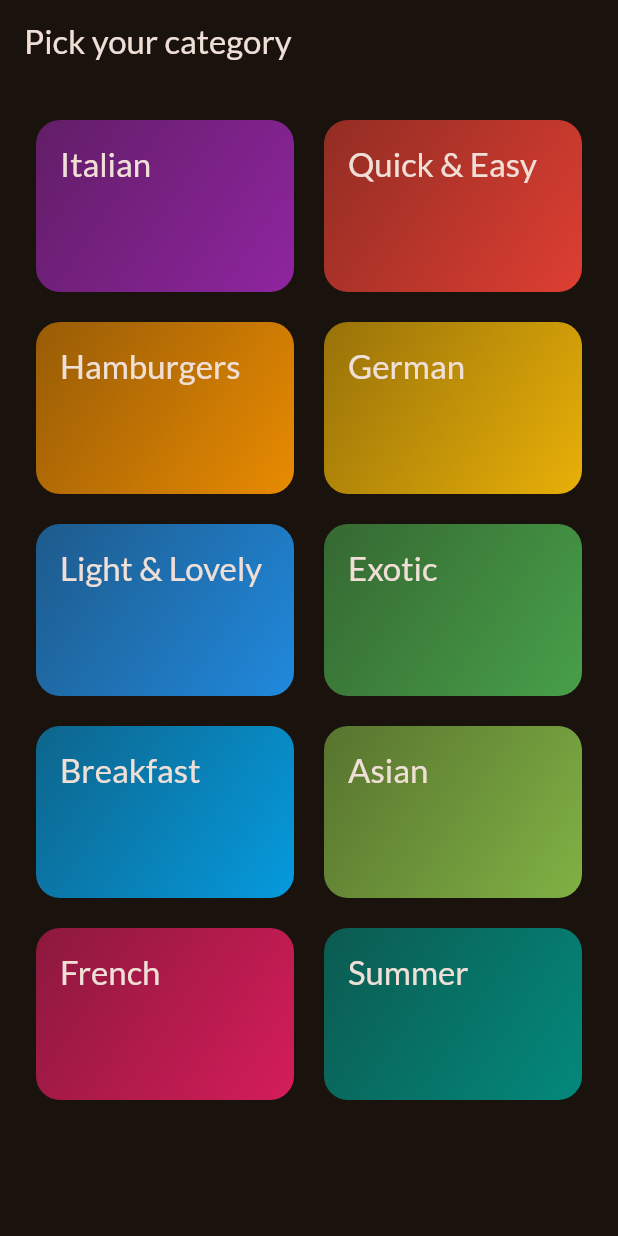
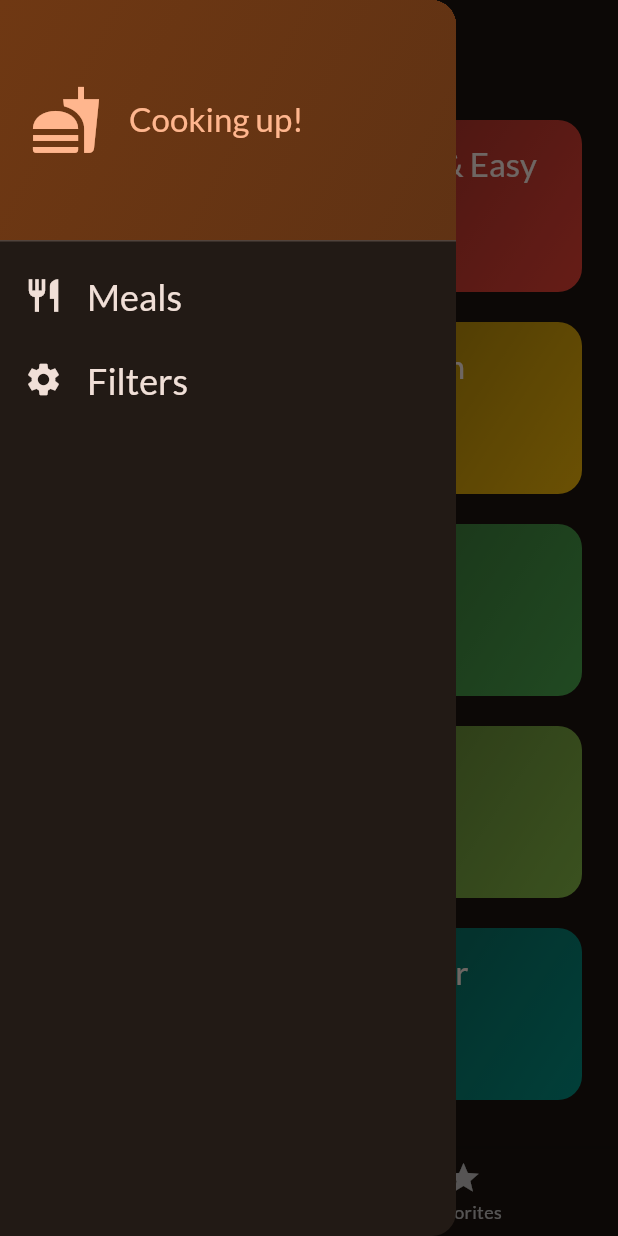
Before and after one commit to howard-kim/meals_app, a Flutter app: the screen it shows after launch, with the side drawer open (before the commit the screen has no drawer), on a phone screen of 412 x 824 dp. Run offline on Flutter 3.47's test engine with Material 2 defaults, Android fonts, the phone set to English and light mode, and no system bars; our stand-ins replace google_fonts, transparent_image.

Commit message:
일단 완성함

```diff
--- a/lib/main.dart
+++ b/lib/main.dart
@@ -1,7 +1,8 @@
 import 'package:flutter/material.dart';
 
 import 'package:google_fonts/google_fonts.dart';
-import 'package:meals/screens/categories.dart';
+
+import 'package:meals/screens/tabs.dart';
 
 final theme = ThemeData(
   useMaterial3: true,
@@ -21,6 +22,9 @@ class App extends StatelessWidget {
 
   @override
   Widget build(BuildContext context) {
-    return MaterialApp(theme: theme, home: const CategoriesScreen());
+    return MaterialApp(
+      theme: theme,
+      home: const TabsScreen(),
+    );
   }
 }
--- a/lib/screens/categories.dart
+++ b/lib/screens/categories.dart
@@ -1,35 +1,41 @@
 import 'package:flutter/material.dart';
 import 'package:meals/data/dummy_data.dart';
 import 'package:meals/models/category.dart';
+import 'package:meals/models/meal.dart';
 import 'package:meals/screens/meals.dart';
 import 'package:meals/widgets/category_grid_item.dart';
 
 class CategoriesScreen extends StatelessWidget {
-  const CategoriesScreen({super.key});
+  const CategoriesScreen(
+      {super.key,
+      required this.onToggleFavorite,
+      required this.availableMeals});
+
+  final void Function(Meal meal) onToggleFavorite;
+  final List<Meal> availableMeals;
 
   void _selectCategory(BuildContext context, Category category) {
     // Navigator.pop(context); 화면 스택임
     // Navigator.of(context).push(route);
-    final filteredMeals = dummyMeals
+    final filteredMeals = availableMeals
         .where((meal) => meal.categories.contains(category.id))
         .toList();
 
     Navigator.push(
       context,
       MaterialPageRoute(
-        builder: (context) =>
-            MealsScreen(title: category.title, meals: filteredMeals),
+        builder: (context) => MealsScreen(
+          title: category.title,
+          meals: filteredMeals,
+          onToggleFavorite: onToggleFavorite,
+        ),
       ),
     );
   }
 
   @override
   Widget build(BuildContext context) {
-    return Scaffold(
-      appBar: AppBar(
-        title: const Text("Pick your category"),
-      ),
-      body: GridView(
+    return GridView(
       padding: const EdgeInsets.all(24),
       gridDelegate: const SliverGridDelegateWithFixedCrossAxisCount(
         crossAxisCount: 2,
@@ -47,7 +53,6 @@ class CategoriesScreen extends StatelessWidget {
             },
           )
       ],
-      ),
     );
   }
 }
--- /dev/null
+++ b/lib/screens/tabs.dart
@@ -0,0 +1,134 @@
+import 'package:flutter/material.dart';
+import 'package:meals/data/dummy_data.dart';
+import 'package:meals/models/meal.dart';
+import 'package:meals/screens/categories.dart';
+import 'package:meals/screens/filters.dart';
+import 'package:meals/screens/meals.dart';
+import 'package:meals/widgets/main_drawer.dart';
+
+const kInitialFilters = {
+  Filter.glutenFree: false,
+  Filter.lactoseFree: false,
+  Filter.vegetarian: false,
+  Filter.vegan: false
+};
+
+class TabsScreen extends StatefulWidget {
+  const TabsScreen({super.key});
+
+  @override
+  State<TabsScreen> createState() {
+    return _TabScreenState();
+  }
+}
+
+class _TabScreenState extends State<TabsScreen> {
+  int _selectedPageIndex = 0;
+  final List<Meal> _favoriteMeals = [];
+  Map<Filter, bool> _selectedFilters = kInitialFilters;
+
+  void _shoeInfoMessage(String message) {
+    ScaffoldMessenger.of(context).clearSnackBars();
+    ScaffoldMessenger.of(context).showSnackBar(SnackBar(
+      content: Text(message),
+    ));
+  }
+
+  void _toggleMealFavoriteStatus(Meal meal) {
+    final isExisting = _favoriteMeals.contains(meal); //안에 있나 없나 확인하는거!
+
+    if (isExisting) {
+      setState(() {
+        _favoriteMeals.remove(meal);
+      });
+      _shoeInfoMessage('Meal is no longer favorite');
+    } else {
+      setState(() {
+        _favoriteMeals.add(meal);
+      });
+      _shoeInfoMessage('Maked as a favorite!');
+    }
+  }
+
+  void _selectPage(int index) {
+    setState(() {
+      _selectedPageIndex = index;
+    });
+  }
+
+  void _setScreen(String identifier) async {
+    Navigator.of(context).pop();
+    if (identifier == 'filters') {
+      final result = await Navigator.of(context).push<Map<Filter, bool>>(
+        //push<>이것을 통해 미래에 반환 받을 값의 정보를 알려주는 것! 필터 상태 알려줘야하잖아!
+        //pushReplacement하면 스택에서 지우면서 들어가서 뒤로가기 버튼을 눌르면 뒤로갈 화면이 없어서 앱에서 나가질거임!
+        MaterialPageRoute(
+          builder: (context) => FiltersScreen(
+            currentFilters: _selectedFilters,
+          ),
+        ),
+      );
+      setState(() {
+        _selectedFilters =
+            result ?? kInitialFilters; //??하면 null이면 ?? 뒤에 정의된 걸로 해버림.
+      });
+
+      //print(result);
+    }
+  }
+
+  @override
+  Widget build(BuildContext context) {
+    final availableMeals = dummyMeals.where((meal) {
+      if (_selectedFilters[Filter.glutenFree]! && !meal.isGlutenFree) {
+        return false;
+      }
+      if (_selectedFilters[Filter.lactoseFree]! && !meal.isLactoseFree) {
+        return false;
+      }
+      if (_selectedFilters[Filter.vegetarian]! && !meal.isVegetarian) {
+        return false;
+      }
+      if (_selectedFilters[Filter.vegan]! && !meal.isVegan) {
+        return false;
+      }
+      return true;
+    }).toList();
+
+    Widget activePage = CategoriesScreen(
+      onToggleFavorite: _toggleMealFavoriteStatus,
+      availableMeals: availableMeals,
+    );
+    var activePageTitle = 'Categories';
+
+    if (_selectedPageIndex == 1) {
+      activePage = MealsScreen(
+        meals: _favoriteMeals,
+        onToggleFavorite: _toggleMealFavoriteStatus,
+      );
+      activePageTitle = 'Your Favorites';
+    }
+
+    return Scaffold(
+      appBar: AppBar(
+        title: Text(activePageTitle),
+      ),
+      drawer: MainDrawer(onSelectScreen: _setScreen),
+      body: activePage,
+      bottomNavigationBar: BottomNavigationBar(
+        onTap: _selectPage,
+        currentIndex: _selectedPageIndex,
+        items: const [
+          BottomNavigationBarItem(
+            icon: Icon(Icons.set_meal),
+            label: 'Categories',
+          ),
+          BottomNavigationBarItem(
+            icon: Icon(Icons.star),
+            label: 'Favorites',
+          ),
+        ],
+      ),
+    );
+  }
+}
--- /dev/null
+++ b/lib/widgets/main_drawer.dart
@@ -0,0 +1,79 @@
+import 'package:flutter/material.dart';
+
+class MainDrawer extends StatelessWidget {
+  const MainDrawer({super.key, required this.onSelectScreen});
+
+  final void Function(String identifier) onSelectScreen;
+
+  @override
+  Widget build(BuildContext context) {
+    return Drawer(
+      child: Column(
+        children: [
+          DrawerHeader(
+            padding: const EdgeInsets.all(20),
+            decoration: BoxDecoration(
+                gradient: LinearGradient(
+              colors: [
+                Theme.of(context).colorScheme.primaryContainer,
+                Theme.of(context).colorScheme.primaryContainer.withOpacity(0.8)
+              ],
+              begin: Alignment.topLeft,
+              end: Alignment.bottomRight,
+            )),
+            child: Row(
+              children: [
+                Icon(
+                  Icons.fastfood,
+                  size: 48,
+                  color: Theme.of(context).colorScheme.primary,
+                ),
+                const SizedBox(width: 18),
+                Text(
+                  'Cooking up!',
+                  style: Theme.of(context).textTheme.titleLarge!.copyWith(
+                        color: Theme.of(context).colorScheme.primary,
+                      ),
+                ),
+              ],
+            ),
+          ),
+          ListTile(
+            leading: Icon(
+              Icons.restaurant,
+              size: 26,
+              color: Theme.of(context).colorScheme.onBackground,
+            ),
+            title: Text(
+              'Meals',
+              style: Theme.of(context).textTheme.titleLarge!.copyWith(
+                    color: Theme.of(context).colorScheme.onBackground,
+                    fontSize: 24,
+                  ),
+            ),
+            onTap: () {
+              onSelectScreen('meals');
+            },
+          ),
+          ListTile(
+            leading: Icon(
+              Icons.settings,
+              size: 26,
+              color: Theme.of(context).colorScheme.onBackground,
+            ),
+            title: Text(
+              'Filters',
+              style: Theme.of(context).textTheme.titleLarge!.copyWith(
+                    color: Theme.of(context).colorScheme.onBackground,
+                    fontSize: 24,
+                  ),
+            ),
+            onTap: () {
+              onSelectScreen('filters');
+            },
+          ),
+        ],
+      ),
+    );
+  }
+}
```
Also changed, not shown: lib/screens/filters.dart (added, +158 -0 lines), lib/screens/meal_details.dart (+11 -1 lines), lib/screens/meals.dart (+21 -7 lines). Lines whose indentation alone changed are shown as unchanged.
